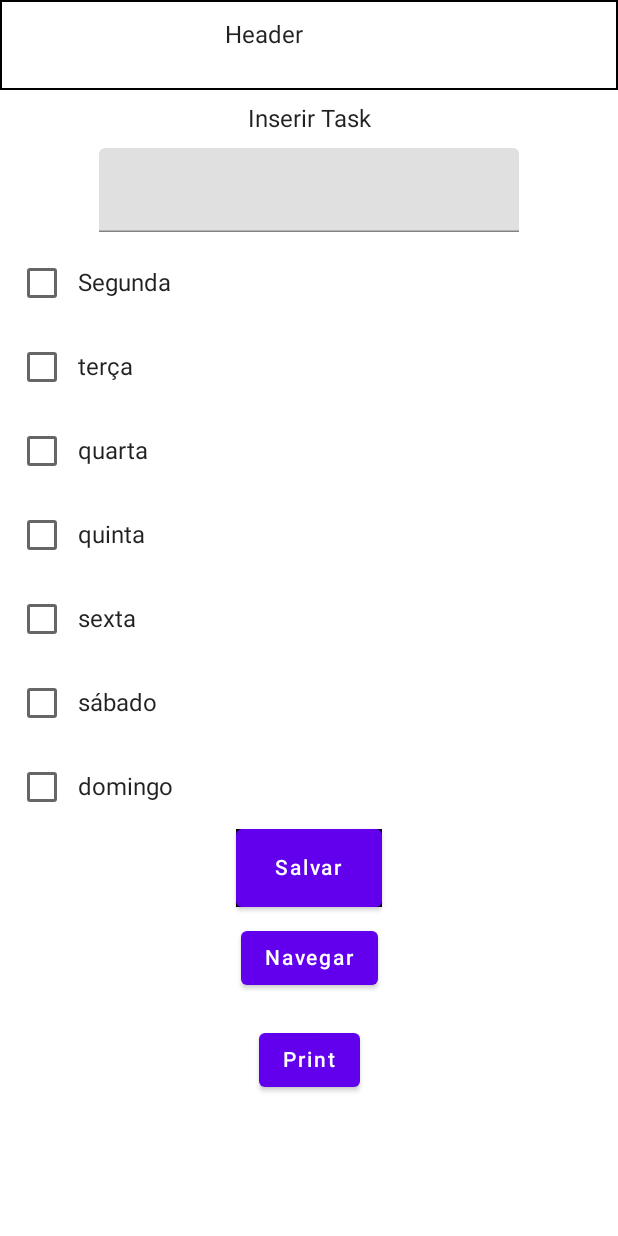
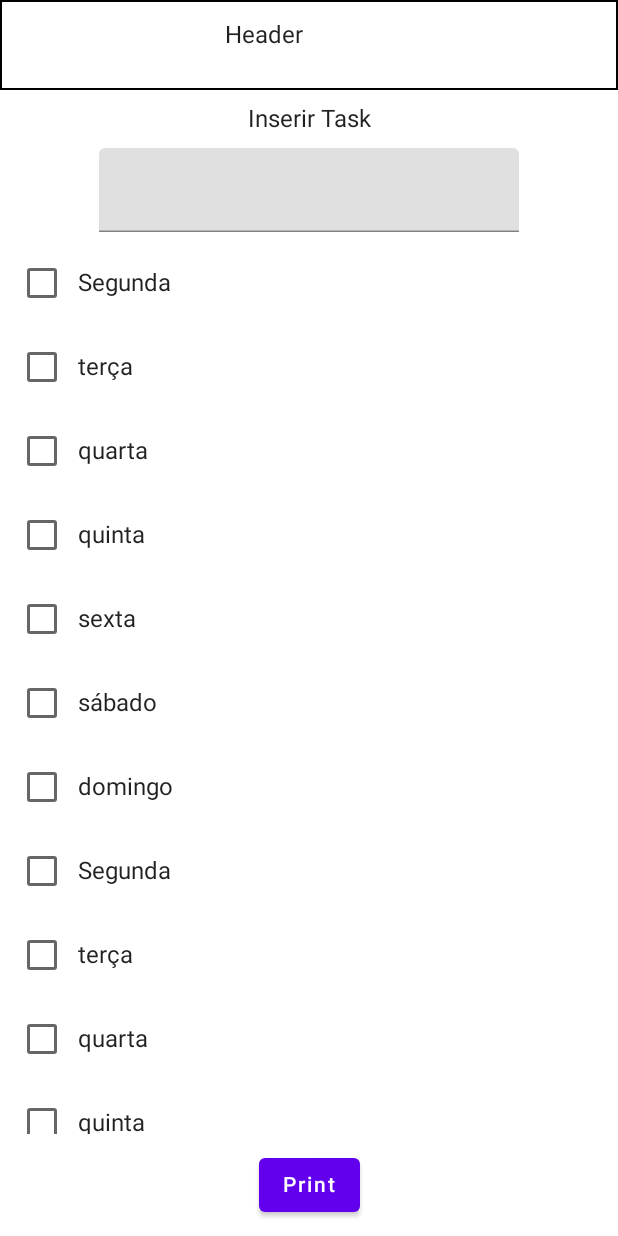
Before and after one commit to williamzabot/ComposeCheckBox, an Android app built with Jetpack Compose: the screen it shows after launch (MainActivity), on a phone screen of 412 x 824 dp. Run offline under Robolectric (Android 15) with nearby library versions, the phone set to English and light mode, and no system bars.

Commit message:
aumenta lista

```diff
--- a/app/src/main/java/com/williamzabot/composenavkoin/presentation/tasks/TaskOneScreen.kt
+++ b/app/src/main/java/com/williamzabot/composenavkoin/presentation/tasks/TaskOneScreen.kt
@@ -41,10 +41,13 @@ fun TaskScreen(
     viewModel: TaskViewModel = koinViewModel(),
     onNavigateClick: (task: Task) -> Unit
 ) {
+    Column(modifier = Modifier.fillMaxSize()) {
+
         Column(
             modifier = Modifier
                 .fillMaxSize()
                 .verticalScroll(ScrollState(0))
+                .weight(1f)
         ) {
             Surface(
                 modifier = Modifier
@@ -79,7 +82,9 @@ fun TaskScreen(
                     viewModel.showTaskForm()
                 }
             }
-        Button(
+        }
+        Column(modifier = Modifier.fillMaxWidth()) {
+            /*Button(
                 modifier = Modifier
                     .align(CenterHorizontally)
                     .padding(all = 10.dp),
@@ -89,7 +94,7 @@ fun TaskScreen(
                     )
                 }) {
                 Text(text = "Navegar")
-        }
+            }*/
             Button(
                 modifier = Modifier
                     .align(CenterHorizontally)
@@ -100,7 +105,7 @@ fun TaskScreen(
                 Text(text = "Print")
             }
         }
-
+    }
 }
 
 @Composable
--- a/app/src/main/java/com/williamzabot/composenavkoin/presentation/tasks/TaskViewModel.kt
+++ b/app/src/main/java/com/williamzabot/composenavkoin/presentation/tasks/TaskViewModel.kt
@@ -11,6 +11,20 @@ import kotlinx.coroutines.launch
 class TaskViewModel(private val taskRepository: TaskRepository) : ViewModel() {
 
     private val listWeekDays = listOf(
+        WeekDay("Segunda"),
+        WeekDay("terça"),
+        WeekDay("quarta"),
+        WeekDay("quinta"),
+        WeekDay("sexta"),
+        WeekDay("sábado"),
+        WeekDay("domingo"),
+        WeekDay("Segunda"),
+        WeekDay("terça"),
+        WeekDay("quarta"),
+        WeekDay("quinta"),
+        WeekDay("sexta"),
+        WeekDay("sábado"),
+        WeekDay("domingo"),
         WeekDay("Segunda"),
         WeekDay("terça"),
         WeekDay("quarta"),
@@ -65,7 +79,7 @@ class TaskViewModel(private val taskRepository: TaskRepository) : ViewModel() {
 }
 
 sealed class UiState {
-    object ScreenForm: UiState()
-    data class ScreenDetail(val task: Task): UiState()
-    object PrintScreen: UiState()
+    object ScreenForm : UiState()
+    data class ScreenDetail(val task: Task) : UiState()
+    object PrintScreen : UiState()
 }
```
Lines whose indentation alone changed are shown as unchanged.
